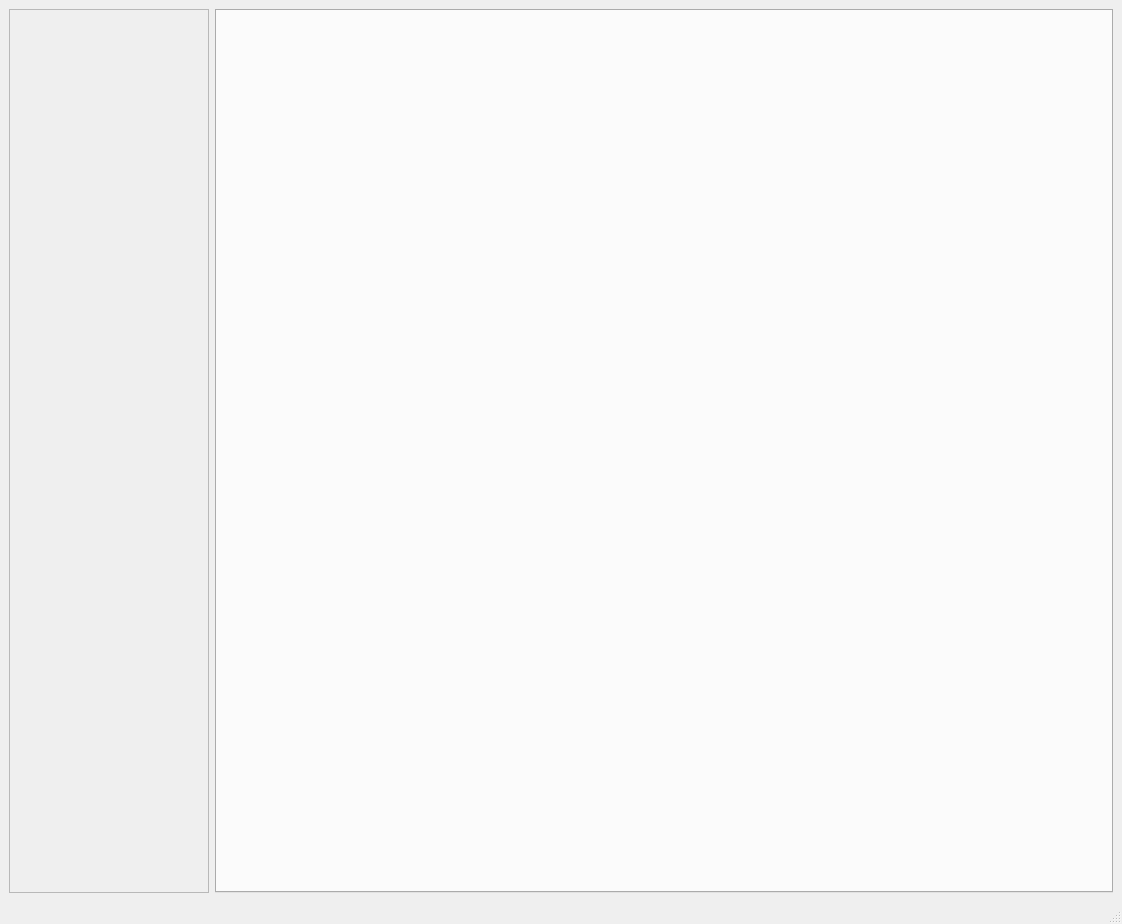
The window that ui/MainWindow.ui (xsoton/dsr) describes before a commit, drawn with Qt 5.
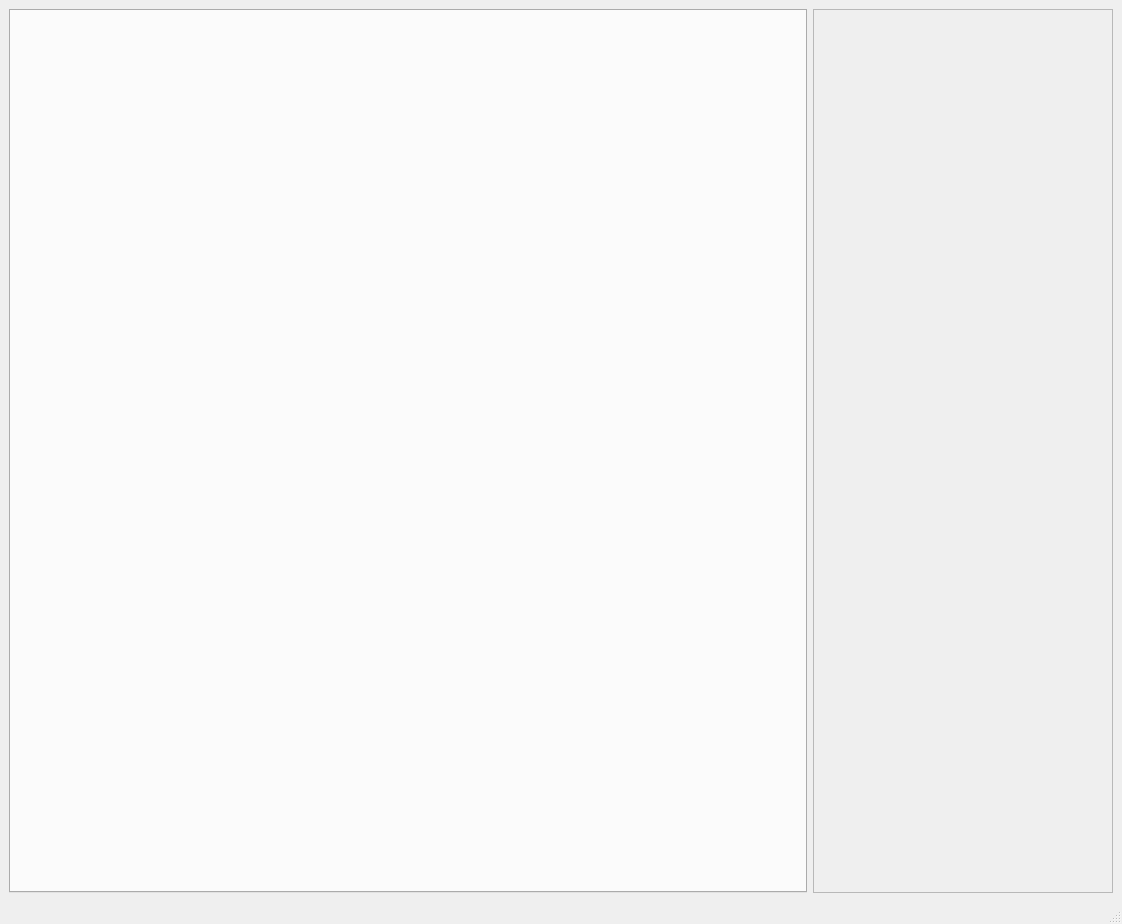
The same window after the commit.

The edit to the form file:
```diff
--- a/ui/MainWindow.ui
+++ b/ui/MainWindow.ui
@@ -30,30 +30,6 @@
   </property>
   <widget class="QWidget" name="centralwidget">
    <layout class="QHBoxLayout" name="horizontalLayout">
-    <item>
-     <widget class="QScrollArea" name="scroll_devices">
-      <property name="maximumSize">
-       <size>
-        <width>200</width>
-        <height>16777215</height>
-       </size>
-      </property>
-      <property name="widgetResizable">
-       <bool>true</bool>
-      </property>
-      <widget class="QWidget" name="scroll_devices_contents">
-       <property name="geometry">
-        <rect>
-         <x>0</x>
-         <y>0</y>
-         <width>198</width>
-         <height>862</height>
-        </rect>
-       </property>
-       <layout class="QVBoxLayout" name="verticalLayout"/>
-      </widget>
-     </widget>
-    </item>
     <item>
      <widget class="QTabWidget" name="tabs">
       <property name="minimumSize">
@@ -88,6 +64,30 @@
       </property>
      </widget>
     </item>
+    <item>
+     <widget class="QScrollArea" name="scroll_devices">
+      <property name="maximumSize">
+       <size>
+        <width>300</width>
+        <height>16777215</height>
+       </size>
+      </property>
+      <property name="widgetResizable">
+       <bool>true</bool>
+      </property>
+      <widget class="QWidget" name="scroll_devices_contents">
+       <property name="geometry">
+        <rect>
+         <x>0</x>
+         <y>0</y>
+         <width>298</width>
+         <height>862</height>
+        </rect>
+       </property>
+       <layout class="QVBoxLayout" name="verticalLayout"/>
+      </widget>
+     </widget>
+    </item>
    </layout>
   </widget>
   <widget class="QMenuBar" name="menubar">
```
